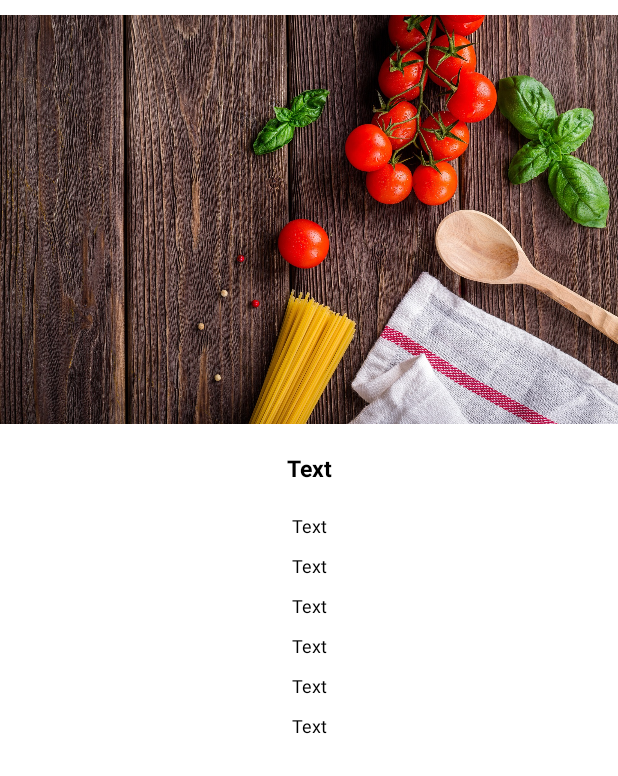
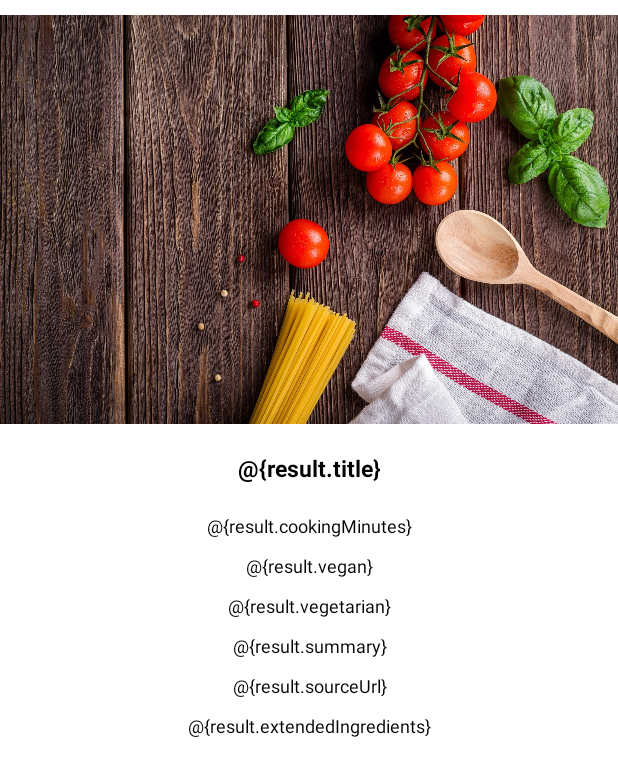
Before and after one commit to JLWear/Lumi_Kuke, an Android app: the layout activity_detail.xml on its own in the app's theme, with its tools: preview values and no code run, on a phone screen of 412 x 824 dp. Shown: the top 776 px of the screen. Run offline under Robolectric (Android 15) with nearby library versions, the phone set to English and light mode, and no system bars.

Commit message:
RecyclerView

```diff
--- a/app/build.gradle
+++ b/app/build.gradle
@@ -62,4 +62,5 @@ dependencies {
     implementation 'androidx.constraintlayout:constraintlayout:2.1.4'
     implementation 'androidx.legacy:legacy-support-v4:1.0.0'
     implementation 'com.google.android.material:material:1.9.0-alpha02'
+    implementation 'com.github.bumptech.glide:glide:4.12.0'
 }
--- a/app/src/main/res/layout/activity_detail.xml
+++ b/app/src/main/res/layout/activity_detail.xml
@@ -21,7 +21,7 @@
         android:layout_width="match_parent"
         android:layout_height="wrap_content"
         android:gravity="center"
-        android:text="Text"
+        android:text="@{result.title}"
         android:textColor="@color/black"
         android:textSize="15sp"
         android:lines="2"
@@ -33,7 +33,7 @@
         android:layout_width="match_parent"
         android:layout_height="wrap_content"
         android:gravity="center"
-        android:text="Text"
+        android:text="@{result.cookingMinutes}"
         android:textColor="@color/black"
         android:textSize="12sp"
         android:lines="1" />
@@ -44,7 +44,7 @@
         android:layout_width="match_parent"
         android:layout_height="wrap_content"
         android:gravity="center"
-        android:text="Text"
+        android:text="@{result.vegan}"
         android:textColor="@color/black"
         android:textSize="12sp"
         android:lines="1" />
@@ -55,7 +55,7 @@
         android:layout_width="match_parent"
         android:layout_height="wrap_content"
         android:gravity="center"
-        android:text="Text"
+        android:text="@{result.vegetarian}"
         android:textColor="@color/black"
         android:textSize="12sp"
         android:lines="1" />
@@ -66,7 +66,7 @@
         android:layout_width="match_parent"
         android:layout_height="wrap_content"
         android:gravity="center"
-        android:text="Text"
+        android:text="@{result.summary}"
         android:textColor="@color/black"
         android:textSize="12sp"
         android:lines="1" />
@@ -77,7 +77,7 @@
         android:layout_width="match_parent"
         android:layout_height="wrap_content"
         android:gravity="center"
-        android:text="Text"
+        android:text="@{result.sourceUrl}"
         android:textColor="@color/black"
         android:textSize="12sp"
         android:lines="1" />
@@ -88,7 +88,7 @@
         android:layout_width="match_parent"
         android:layout_height="wrap_content"
         android:gravity="center"
-        android:text="Text"
+        android:text="@{result.extendedIngredients}"
         android:textColor="@color/black"
         android:textSize="12sp"
         android:lines="1" />
--- a/app/src/main/res/layout/activity_main.xml
+++ b/app/src/main/res/layout/activity_main.xml
@@ -28,14 +28,14 @@
 <!--                    app:layout_constraintTop_toTopOf="parent" />-->
 
         <androidx.recyclerview.widget.RecyclerView
+            android:id="@+id/recycler"
             android:layout_width="0dp"
             android:layout_height="0dp"
             android:layout_marginTop="8dp"
             app:layout_constraintBottom_toBottomOf="parent"
             app:layout_constraintEnd_toEndOf="parent"
             app:layout_constraintHorizontal_bias="0.5"
-            app:layout_constraintStart_toStartOf="parent"
-            app:layout_constraintTop_toBottomOf="@+id/searchView" />
+            app:layout_constraintStart_toStartOf="parent" />
 
         <androidx.appcompat.widget.SearchView
             android:id="@+id/searchView"
```
Also changed, not shown: app/src/main/java/com/example/lumi_kuke/adapters/RecipesAdapter.kt (added, +35 -0 lines), app/src/main/java/com/example/lumi_kuke/view/MainActivity.kt (+47 -48 lines), app/src/main/java/com/example/lumi_kuke/viewmodel/MainViewModel.kt (+6 -66 lines), app/src/main/res/layout/card.xml (+2 -12 lines).
